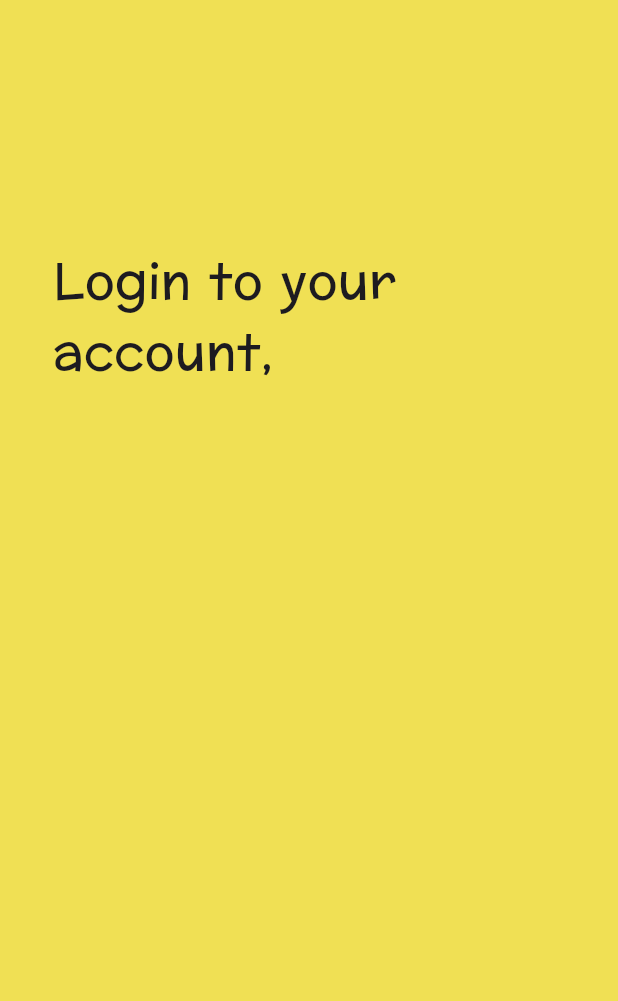
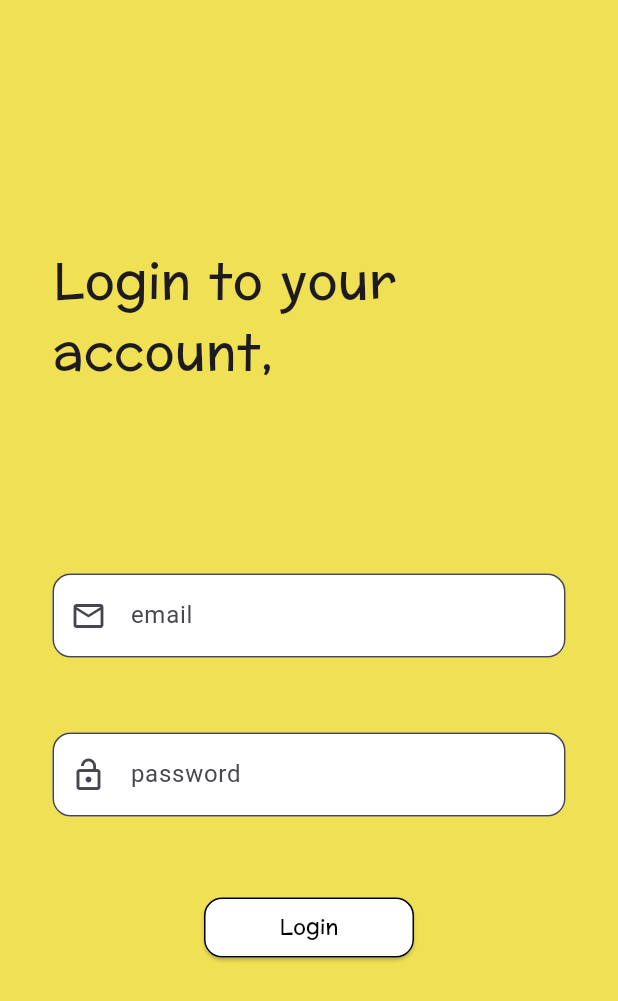
Before and after one commit to AyushGinoya/Pet-Adoption-app, a Flutter app: the screen it shows after launch, after a tap on "Sign in", after a tap on "Already logged in? Click here", on a phone screen of 412 x 824 dp. Shown: the top 1001 px of the screen. Run offline on Flutter 3.47's test engine with Material 3 defaults, Android fonts, the phone set to English and light mode, and no system bars; our stand-ins replace firebase_auth, firebase_core, firebase_database, get; accounts and stored records are empty.

Commit message:
SignIn With Email And Password

```diff
--- /dev/null
+++ b/lib/helper/login_cintroller.dart
@@ -0,0 +1,17 @@
+
+import 'package:firebase_auth/firebase_auth.dart';
+import 'package:get/get.dart';
+import 'package:pet_adoption_app/routes/home.dart';
+
+class LoginController {
+  static LoginController get instance => Get.find();
+  Future<void> login(String email, String pass) async {
+
+    UserCredential userCredential = await FirebaseAuth.instance
+        .signInWithEmailAndPassword(email: email, password: pass);
+
+    if (userCredential.user != null) {
+      await Get.to(() => const Home());
+    }
+  }
+}
--- a/lib/helper/sing_up_controller.dart
+++ b/lib/helper/sing_up_controller.dart
@@ -20,7 +20,7 @@ class SingUpController extends GetxController {
   }
 
   Future<void> registerUsers(String email, String password, String username,
-      String mobile, String address) async {
+      String mobile, String address,String pass) async {
     try {
       UserCredential userCredential = await FirebaseAuth.instance
           .createUserWithEmailAndPassword(email: email, password: password);
@@ -28,11 +28,12 @@ class SingUpController extends GetxController {
       if (userCredential.user != null) {
         DatabaseReference databaseRef = FirebaseDatabase.instance.ref('users');
 
-        await databaseRef.child(userCredential.user!.uid).set({
+        await databaseRef.child(username).set({
           'username': username,
           'email': email,
           'mobile': mobile,
           'address': address,
+          'password': pass,
         });
 
         await Get.to(() => const Home());
@@ -41,7 +42,6 @@ class SingUpController extends GetxController {
       }
     } catch (e) {
       print('Error creating user: $e');
-      // Handle registration failure - Display an error message, prompt user to try again, etc.
     }
   }
 }
--- a/lib/routes/login.dart
+++ b/lib/routes/login.dart
@@ -1,4 +1,6 @@
 import 'package:flutter/material.dart';
+import 'package:get/get.dart';
+import 'package:pet_adoption_app/helper/login_cintroller.dart';
 
 class Login extends StatefulWidget {
   const Login({super.key});
@@ -9,9 +11,11 @@ class Login extends StatefulWidget {
 
 class _LoginState extends State<Login> {
   final _formKey = GlobalKey<FormState>();
-
+  final controller = Get.put(LoginController());
   final TextEditingController _emailController = TextEditingController();
   final TextEditingController _passwordController = TextEditingController();
+  var loading = false;
+
   @override
   Widget build(BuildContext context) {
     return Scaffold(
@@ -21,7 +25,9 @@ class _LoginState extends State<Login> {
           children: [
             Container(
               padding: EdgeInsets.only(
-                  top: MediaQuery.of(context).size.height * 0.2, left: 35),
+                top: MediaQuery.of(context).size.height * 0.2,
+                left: 35,
+              ),
               child: const Text(
                 "Login to your account,",
                 style: TextStyle(fontFamily: 'AppFont', fontSize: 33),
@@ -29,9 +35,10 @@ class _LoginState extends State<Login> {
             ),
             Container(
               padding: EdgeInsets.only(
-                  top: MediaQuery.of(context).size.height * 0.8,
+                top: MediaQuery.of(context).size.height * 0.15,
                 left: 35,
-                  right: 35),
+                right: 35,
+              ),
               child: Column(
                 children: [
                   Form(
@@ -46,12 +53,13 @@ class _LoginState extends State<Login> {
                             hintText: 'email',
                             prefixIcon: const Icon(Icons.mail_outline),
                             border: OutlineInputBorder(
-                                    borderRadius: BorderRadius.circular(12))),
+                              borderRadius: BorderRadius.circular(12),
+                            ),
+                          ),
                           validator: (value) {
                             if (value!.isEmpty) {
                               return "Enter Email";
                             }
-
                             return null;
                           },
                         ),
@@ -67,50 +75,71 @@ class _LoginState extends State<Login> {
                             hintText: 'password',
                             prefixIcon: const Icon(Icons.lock_open),
                             border: OutlineInputBorder(
-                                    borderRadius: BorderRadius.circular(12))),
+                              borderRadius: BorderRadius.circular(12),
+                            ),
+                          ),
                           validator: (value) {
                             if (value!.isEmpty) {
                               return "Enter Password";
                             }
-
                             return null;
                           },
                         ),
                       ],
-                      )),
+                    ),
+                  ),
                   const SizedBox(
                     height: 50,
                   ),
                   SizedBox(
                     width: 140,
-                    child: OutlinedButton(
-                        onPressed: () {},
-                        style: OutlinedButton.styleFrom(
-                            backgroundColor: Colors.white,
+                    child: ElevatedButton(
+                      onPressed: () async {
+                        if (_formKey.currentState!.validate()) {
+                          setState(() {
+                            loading = true;
+                          });
+                          await controller.login(
+                            _emailController.text.trim(),
+                            _passwordController.text,
+                          );
+                          setState(() {
+                            loading = false;
+                          });
+                        }
+                      },
+                      style: ElevatedButton.styleFrom(
+                        primary: Colors.white,
                         shape: RoundedRectangleBorder(
-                                borderRadius: BorderRadius.circular(12)),
-                            side: const BorderSide(color: Colors.black)),
-                        child: const Text(
+                          borderRadius: BorderRadius.circular(12),
+                          side: const BorderSide(color: Colors.black),
+                        ),
+                      ),
+                      child: loading
+                          ? const SizedBox(
+                              width: 20,
+                              height: 20,
+                              child: CircularProgressIndicator(
+                                valueColor: AlwaysStoppedAnimation<Color>(
+                                  Colors.black,
+                                ),
+                              ),
+                            )
+                          : const Text(
                               'Login',
                               style: TextStyle(
-                              fontFamily: 'AppFont', color: Colors.black),
-                        )),
+                                fontFamily: 'AppFont',
+                                color: Colors.black,
+                              ),
+                            ),
+                    ),
                   ),
                   const SizedBox(
                     height: 20,
                   ),
-                  TextButton(
-                      onPressed: () {},
-                      child: const Text(
-                        'forget password',
-                        style: TextStyle(
-                            fontFamily: 'AppFont',
-                            color: Colors.black,
-                            fontSize: 15),
-                      ))
                 ],
               ),
-            )
+            ),
           ],
         ),
       ),
--- a/lib/routes/register.dart
+++ b/lib/routes/register.dart
@@ -1,9 +1,7 @@
-import 'package:firebase_auth/firebase_auth.dart';
 import 'package:firebase_database/firebase_database.dart';
 import 'package:flutter/material.dart';
 import 'package:get/get.dart';
 import 'package:pet_adoption_app/helper/sing_up_controller.dart';
-import 'package:pet_adoption_app/routes/home.dart';
 import 'package:pet_adoption_app/routes/login.dart';
 
 class Register extends StatefulWidget {
@@ -154,7 +152,9 @@ class _RegisterState extends State<Register> {
                     width: 140,
                     child: OutlinedButton(
                         onPressed: () async {
-                          //var controller1 = Get.put(SingUpController());
+                          setState(() {
+                            loading = true;
+                          });
                           if (_formKey.currentState!.validate()) {
                             await controller.registerUsers(
                               controller.emailController.text.trim(),
@@ -162,7 +162,21 @@ class _RegisterState extends State<Register> {
                               controller.usernameController.text.trim(),
                               controller.numberController.text.trim(),
                               controller.addressController.text.trim(),
+                              controller.passwordController.text.trim(),
                             );
+
+                            setState(() {
+                              loading = false;
+                            });
+
+                            loading
+                                ? const CircularProgressIndicator()
+                                : const Text(
+                                    "Sign in",
+                                    style: TextStyle(
+                                        fontFamily: 'AppFont',
+                                        color: Colors.black),
+                                  );
                           }
                         },
                         style: OutlinedButton.styleFrom(
@@ -178,9 +192,9 @@ class _RegisterState extends State<Register> {
                                     fontFamily: 'AppFont', color: Colors.black),
                               )),
                   ),
-                  const SizedBox(
-                    height: 20,
-                  ),
+                  // const SizedBox(
+                  //   height: 20,
+                  // ),
                   TextButton(
                       onPressed: () {
                         Navigator.push(
```
Lines whose indentation alone changed are shown as unchanged.
